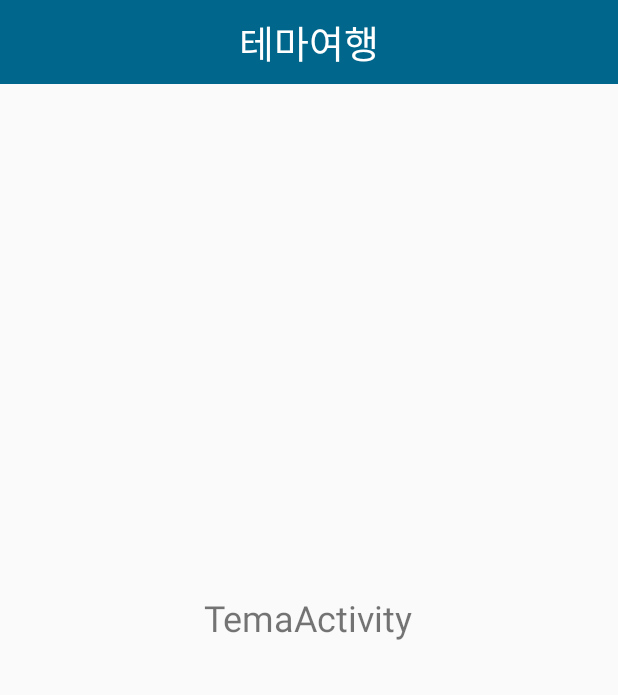
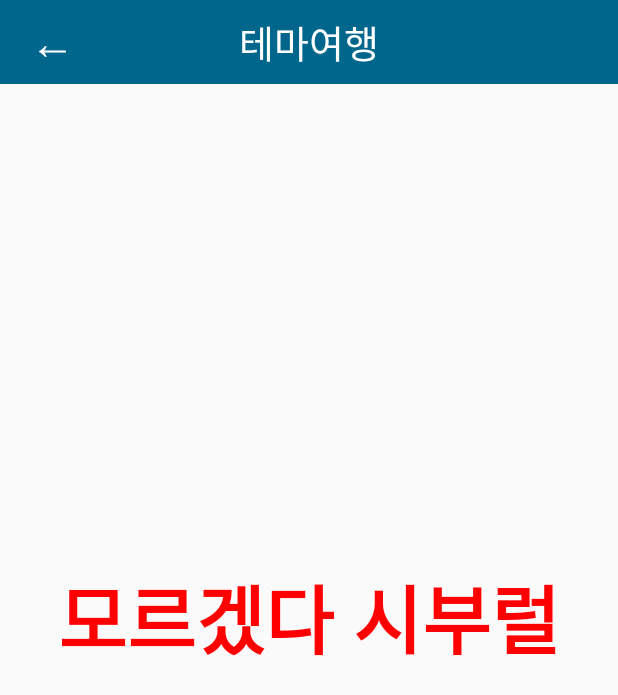
Before and after one commit to woojin0522/KtxTravelApp, an Android app: the TemaActivity screen opened directly, with no data from a screen before it, on a phone screen of 412 x 824 dp. Shown: the top 695 px of the screen. Run offline under Robolectric (Android 15) with nearby library versions, the phone set to English and light mode, and no system bars.

Commit message:
"commit"

```diff
--- a/app/src/main/java/com/example/ktxtravelapplication/PlanActivity.kt
+++ b/app/src/main/java/com/example/ktxtravelapplication/PlanActivity.kt
@@ -12,5 +12,9 @@ class PlanActivity : AppCompatActivity() {
 
         setSupportActionBar(binding.planToolbar)
         supportActionBar?.setTitle("")
+
+        binding.planBackBtn.setOnClickListener {
+            finish()
+        }
     }
 }
--- a/app/src/main/java/com/example/ktxtravelapplication/TemaActivity.kt
+++ b/app/src/main/java/com/example/ktxtravelapplication/TemaActivity.kt
@@ -2,15 +2,28 @@ package com.example.ktxtravelapplication
 
 import androidx.appcompat.app.AppCompatActivity
 import android.os.Bundle
+import android.view.LayoutInflater
+import android.view.View
+import android.view.ViewGroup
+import android.widget.TextView
+import androidx.recyclerview.widget.LinearLayoutManager
+import androidx.recyclerview.widget.RecyclerView
 import com.example.ktxtravelapplication.databinding.ActivityTemaBinding
 
 class TemaActivity : AppCompatActivity() {
     override fun onCreate(savedInstanceState: Bundle?) {
         super.onCreate(savedInstanceState)
+        // 뷰 바인딩 선언
         val binding = ActivityTemaBinding.inflate(layoutInflater)
         setContentView(binding.root)
 
+        // 툴바를 액션바 대신
         setSupportActionBar(binding.temaToolbar)
         supportActionBar?.setTitle("")
+
+        // 뒤로가기 버튼 눌렀을 때
+        binding.temaBackBtn.setOnClickListener {
+            finish()
+        }
     }
 }
--- a/app/src/main/res/layout/activity_tema.xml
+++ b/app/src/main/res/layout/activity_tema.xml
@@ -11,6 +11,17 @@
         android:layout_height="wrap_content"
         android:layout_gravity="center"
         android:background="@color/main_app_color">
+        <androidx.appcompat.widget.AppCompatButton
+            android:id="@+id/tema_backBtn"
+            android:layout_width="wrap_content"
+            android:layout_height="wrap_content"
+            android:text="←"
+            android:textColor="#ffffff"
+            android:background="#00668B"
+            android:textSize="30dp"
+            android:outlineSpotShadowColor="#00668B"
+            android:paddingRight="50dp"
+            android:layout_gravity="left"/>
         <TextView
             android:layout_width="wrap_content"
             android:layout_height="wrap_content"
@@ -22,12 +33,15 @@
     <LinearLayout
         android:layout_width="match_parent"
         android:layout_height="match_parent"
-        android:orientation="horizontal"
+        android:orientation="vertical"
         android:gravity="center">
         <TextView
             android:layout_width="wrap_content"
             android:layout_height="wrap_content"
-            android:text="TemaActivity"
-            android:textSize="24dp" />
+            android:text="모르겠다 시부럴"
+            android:textStyle="bold"
+            android:textSize="50dp"
+            android:textColor="#ff0000"
+            android:layout_gravity="center_horizontal" />
     </LinearLayout>
 </androidx.constraintlayout.widget.ConstraintLayout>
--- a/app/src/main/res/menu/map_drawer_menu_list.xml
+++ b/app/src/main/res/menu/map_drawer_menu_list.xml
@@ -8,5 +8,5 @@
         android:title="관광지 표시" />
     <item
         android:id="@+id/menu_item3"
-        android:title="?" />
+        android:title="뭐 넣지?" />
 </menu>
```
Also changed, not shown: app/src/main/res/layout/activity_plan.xml (+11 -0 lines).
